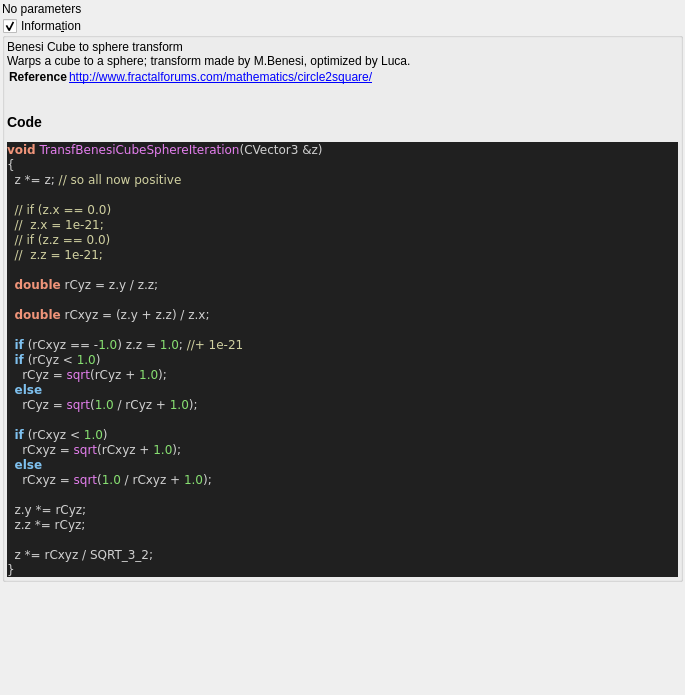
Before: the Qt Designer form mandelbulber2/formula/ui/fractal_transf_benesi_cube_sphere.ui in buddhi1980/mandelbulber2, drawn with Qt 5.
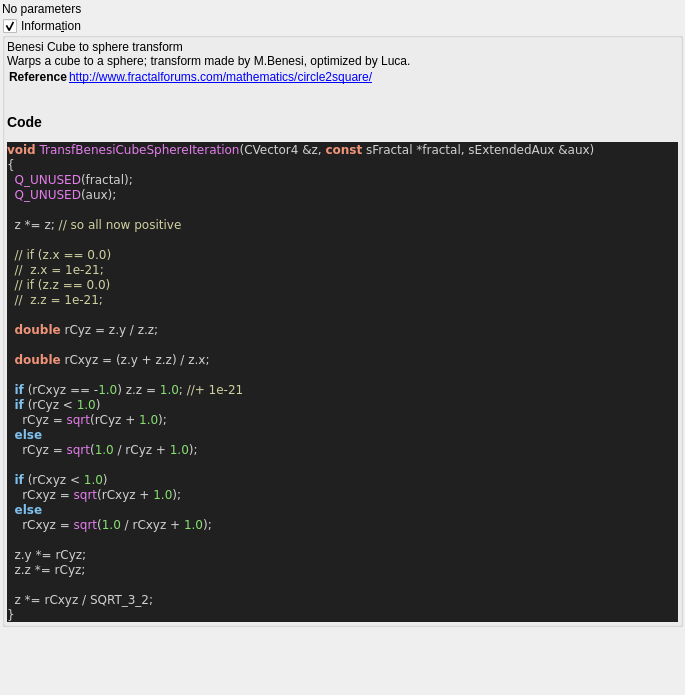
After: the same form once the commit is applied. Custom widgets are drawn as their Qt base class.

Diff of the .ui file:
```diff
--- a/mandelbulber2/formula/ui/fractal_transf_benesi_cube_sphere.ui
+++ b/mandelbulber2/formula/ui/fractal_transf_benesi_cube_sphere.ui
@@ -75,8 +75,11 @@
 &lt;/table&gt;
 &lt;h3&gt;Code&lt;/h3&gt;
 &lt;body style=&quot;background-color:#202020&quot;&gt;
-&lt;pre style=&quot;color:#d0d0d0; background-color:#202020;  font-family:'Courier New',monospace;&quot;&gt;&lt;span style=&quot;color:#f09479; font-weight:bold&quot;&gt;void&lt;/span&gt; &lt;span style=&quot;color:#e47eed&quot;&gt;TransfBenesiCubeSphereIteration&lt;/span&gt;&lt;span style=&quot;color:#d0d0d0&quot;&gt;(&lt;/span&gt;CVector3 &lt;span style=&quot;color:#d0d0d0&quot;&gt;&amp;amp;&lt;/span&gt;z&lt;span style=&quot;color:#d0d0d0&quot;&gt;)&lt;/span&gt;
+&lt;pre style=&quot;color:#d0d0d0; background-color:#202020;  font-family:'Courier New',monospace;&quot;&gt;&lt;span style=&quot;color:#f09479; font-weight:bold&quot;&gt;void&lt;/span&gt; &lt;span style=&quot;color:#e47eed&quot;&gt;TransfBenesiCubeSphereIteration&lt;/span&gt;&lt;span style=&quot;color:#d0d0d0&quot;&gt;(&lt;/span&gt;CVector4 &lt;span style=&quot;color:#d0d0d0&quot;&gt;&amp;amp;&lt;/span&gt;z&lt;span style=&quot;color:#d0d0d0&quot;&gt;,&lt;/span&gt; &lt;span style=&quot;color:#f09479; font-weight:bold&quot;&gt;const&lt;/span&gt; sFractal &lt;span style=&quot;color:#d0d0d0&quot;&gt;*&lt;/span&gt;fractal&lt;span style=&quot;color:#d0d0d0&quot;&gt;,&lt;/span&gt; sExtendedAux &lt;span style=&quot;color:#d0d0d0&quot;&gt;&amp;amp;&lt;/span&gt;aux&lt;span style=&quot;color:#d0d0d0&quot;&gt;)&lt;/span&gt;
 &lt;span style=&quot;color:#d0d0d0&quot;&gt;{&lt;/span&gt;
+  &lt;span style=&quot;color:#e47eed&quot;&gt;Q_UNUSED&lt;/span&gt;&lt;span style=&quot;color:#d0d0d0&quot;&gt;(&lt;/span&gt;fractal&lt;span style=&quot;color:#d0d0d0&quot;&gt;);&lt;/span&gt;
+  &lt;span style=&quot;color:#e47eed&quot;&gt;Q_UNUSED&lt;/span&gt;&lt;span style=&quot;color:#d0d0d0&quot;&gt;(&lt;/span&gt;aux&lt;span style=&quot;color:#d0d0d0&quot;&gt;);&lt;/span&gt;
+
   z &lt;span style=&quot;color:#d0d0d0&quot;&gt;*=&lt;/span&gt; z&lt;span style=&quot;color:#d0d0d0&quot;&gt;;&lt;/span&gt; &lt;span style=&quot;color:#d0d0a0&quot;&gt;// so all now positive&lt;/span&gt;
 
   &lt;span style=&quot;color:#d0d0a0&quot;&gt;// if (z.x == 0.0)&lt;/span&gt;
```
